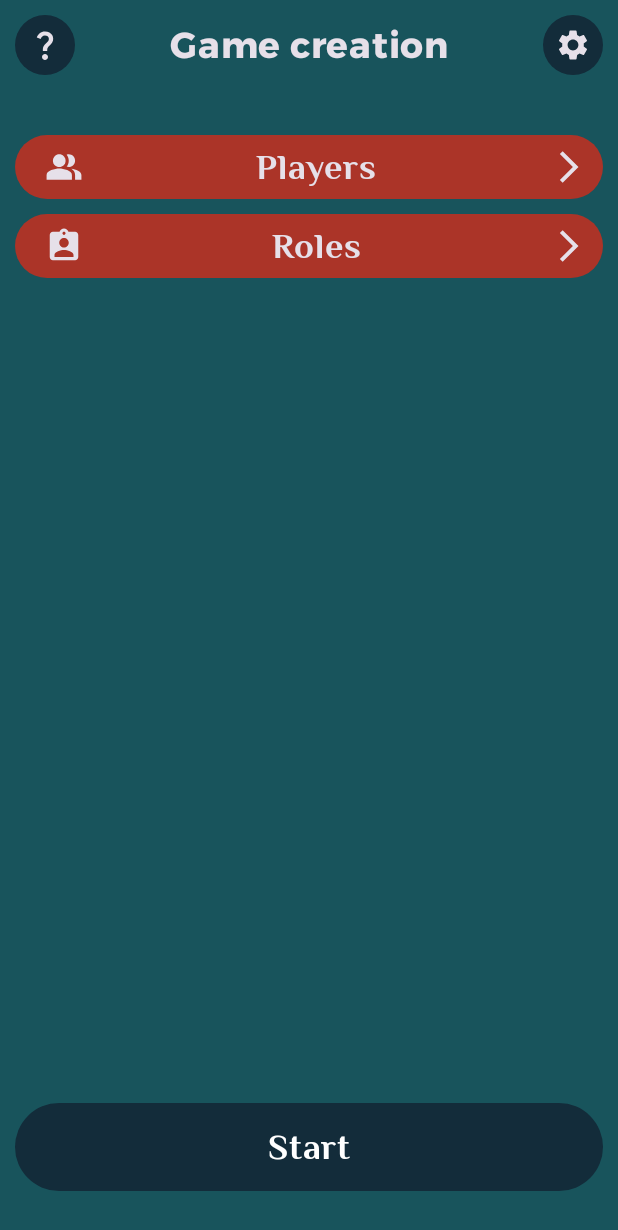
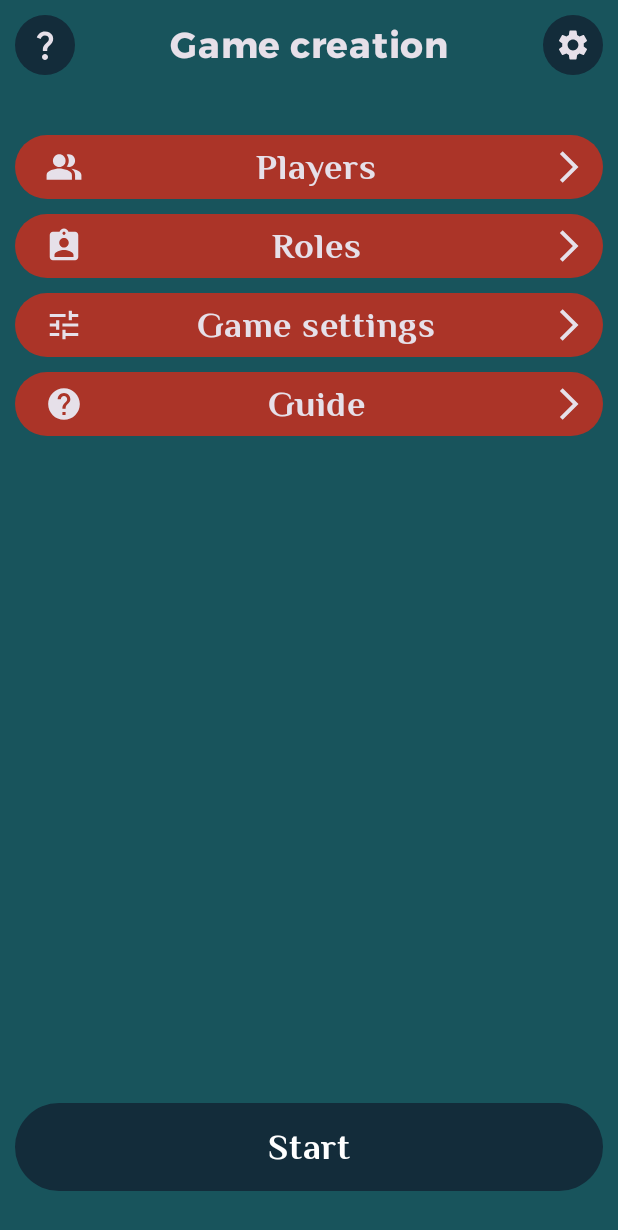
Before and after one commit to Melowetty/AssistantForMafia, an Android app built with Jetpack Compose: the screen it shows after launch (MainActivity), on a phone screen of 412 x 824 dp. Shown: the top 1230 px of the screen. Run offline under Robolectric (Android 15) with nearby library versions, the phone set to English and light mode, and no system bars; Roboto replaces fonts that are not available here.

Commit message:
Game settings and Guide buttons

```diff
--- a/app/src/main/java/com/sadteam/assistantformafia/ui/MainActivity.kt
+++ b/app/src/main/java/com/sadteam/assistantformafia/ui/MainActivity.kt
@@ -62,6 +62,14 @@
                                 MenuButton(
                                     icon = painterResource(id = R.drawable.ic_baseline_assignment_ind_24),
                                     title = stringResource(id = R.string.roles)
+                                )
+                                MenuButton(
+                                    icon = painterResource(id = R.drawable.baseline_tune_24),
+                                    title = stringResource(id = R.string.game_settings)
+                                )
+                                MenuButton(
+                                    icon = painterResource(id = R.drawable.baseline_help_24),
+                                    title = stringResource(id = R.string.game_rules)
                                 )
                             }
                             Button(
@@ -134,7 +142,7 @@
         IconButton(
             painter = painterResource(id = R.drawable.ic_baseline_settings_24),
             backgroundColor = MaterialTheme.colorScheme.secondaryContainer,
-            description = stringResource(id = R.string.settings_button)
+            description = stringResource(id = R.string.app_settings)
         )
     }
 }
--- /dev/null
+++ b/app/src/main/res/drawable/baseline_help_24.xml
@@ -0,0 +1,5 @@
+<vector android:autoMirrored="true" android:height="24dp"
+    android:tint="#FFFFFF" android:viewportHeight="24"
+    android:viewportWidth="24" android:width="24dp" xmlns:android="http://schemas.android.com/apk/res/android">
+    <path android:fillColor="@android:color/white" android:pathData="M12,2C6.48,2 2,6.48 2,12s4.48,10 10,10 10,-4.48 10,-10S17.52,2 12,2zM13,19h-2v-2h2v2zM15.07,11.25l-0.9,0.92C13.45,12.9 13,13.5 13,15h-2v-0.5c0,-1.1 0.45,-2.1 1.17,-2.83l1.24,-1.26c0.37,-0.36 0.59,-0.86 0.59,-1.41 0,-1.1 -0.9,-2 -2,-2s-2,0.9 -2,2L8,9c0,-2.21 1.79,-4 4,-4s4,1.79 4,4c0,0.88 -0.36,1.68 -0.93,2.25z"/>
+</vector>
--- /dev/null
+++ b/app/src/main/res/drawable/baseline_tune_24.xml
@@ -0,0 +1,5 @@
+<vector android:height="24dp" android:tint="#FFFFFF"
+    android:viewportHeight="24" android:viewportWidth="24"
+    android:width="24dp" xmlns:android="http://schemas.android.com/apk/res/android">
+    <path android:fillColor="@android:color/white" android:pathData="M3,17v2h6v-2L3,17zM3,5v2h10L13,5L3,5zM13,21v-2h8v-2h-8v-2h-2v6h2zM7,9v2L3,11v2h4v2h2L9,9L7,9zM21,13v-2L11,11v2h10zM15,9h2L17,7h4L21,5h-4L17,3h-2v6z"/>
+</vector>
--- a/app/src/main/res/values/strings.xml
+++ b/app/src/main/res/values/strings.xml
@@ -1,10 +1,12 @@
 <resources>
     <string name="app_name">Mafia</string>
     <string name="how_to_play_button">How to play?</string>
-    <string name="settings_button">Settings</string>
+    <string name="app_settings">Settings</string>
     <string name="more_detail">More detail</string>
     <string name="players">Players</string>
     <string name="roles">Roles</string>
     <string name="start">Start</string>
     <string name="game_creation">Game creation</string>
+    <string name="game_rules">Guide</string>
+    <string name="game_settings">Game settings</string>
 </resources>
```
Also changed, not shown: 1 other file.
